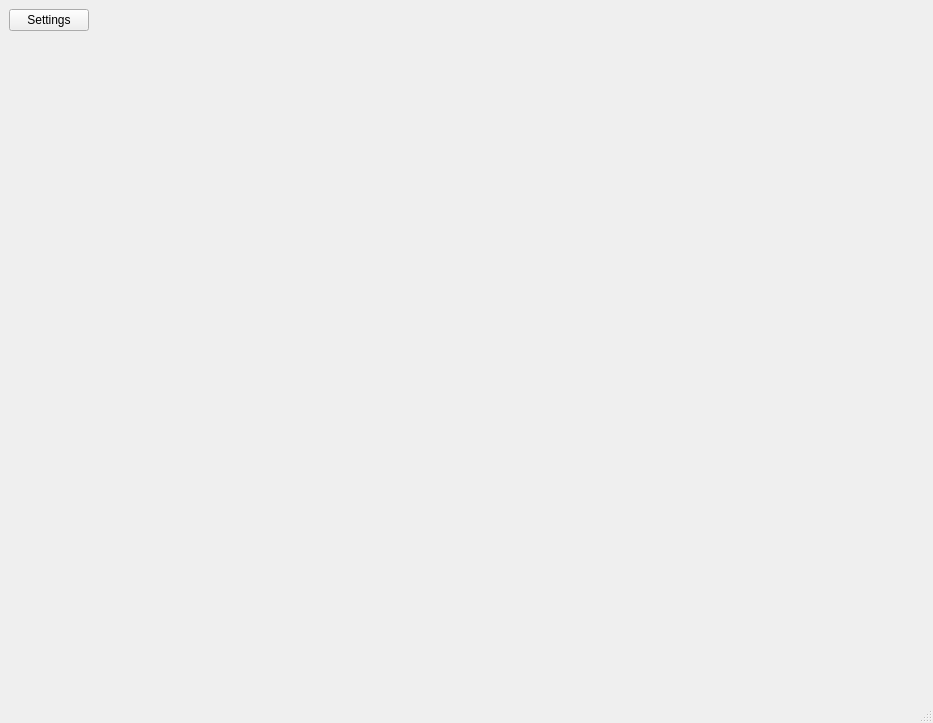
Above: UIFiles/Project_plotter.ui from Theserich/RATS before the change. Below: the same form after it.
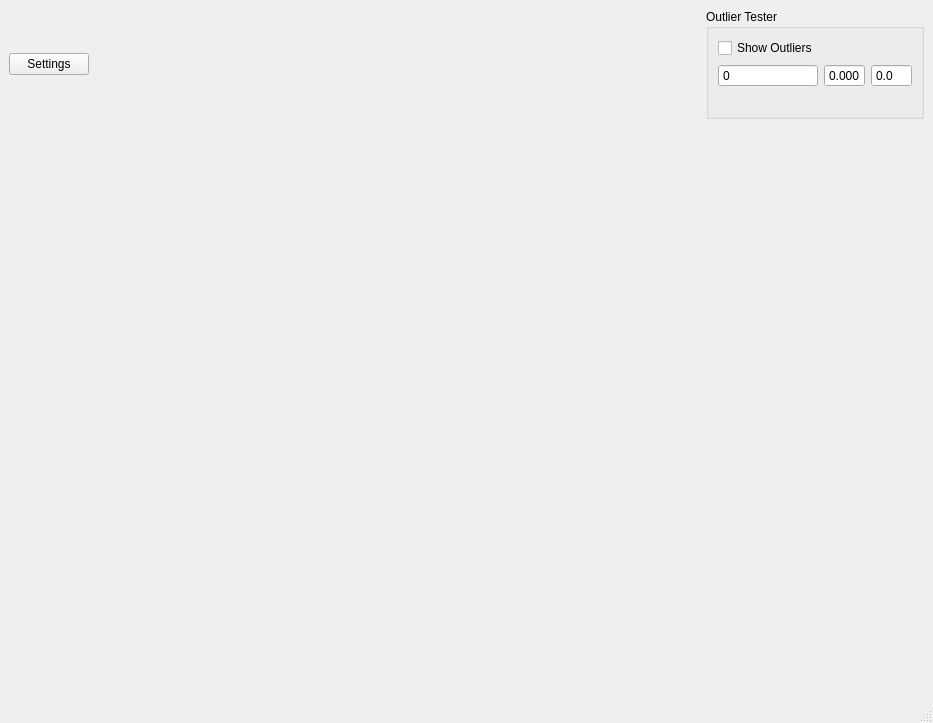
That is the form after the change.

Commit message: Improved plot settings handling and added outlier detection functionality with configurable parameters.

What changed in the file:
```diff
--- a/UIFiles/Project_plotter.ui
+++ b/UIFiles/Project_plotter.ui
@@ -15,16 +15,80 @@
   </property>
   <widget class="QWidget" name="centralwidget">
    <layout class="QGridLayout" name="gridLayout">
-    <item row="0" column="0">
-     <widget class="QPushButton" name="settings_button">
-      <property name="text">
-       <string>Settings</string>
+    <item row="0" column="2">
+     <widget class="QGroupBox" name="groupBox">
+      <property name="title">
+       <string>Outlier Tester</string>
       </property>
+      <layout class="QGridLayout" name="gridLayout_2">
+       <item row="1" column="0">
+        <widget class="QSpinBox" name="Windowlen_edit">
+         <property name="toolTip">
+          <string>&lt;html&gt;&lt;head/&gt;&lt;body&gt;&lt;p&gt;length of the sliding window over 'userlabel_nr'&lt;/p&gt;&lt;/body&gt;&lt;/html&gt;</string>
+         </property>
+         <property name="buttonSymbols">
+          <enum>QAbstractSpinBox::NoButtons</enum>
+         </property>
+         <property name="maximum">
+          <number>10</number>
+         </property>
+        </widget>
+       </item>
+       <item row="0" column="0">
+        <widget class="QCheckBox" name="OutlierCheck">
+         <property name="toolTip">
+          <string>&lt;html&gt;&lt;head/&gt;&lt;body&gt;&lt;p&gt;Activate outlier detection&lt;/p&gt;&lt;p&gt;&lt;br/&gt;&lt;/p&gt;&lt;/body&gt;&lt;/html&gt;</string>
+         </property>
+         <property name="text">
+          <string>Show Outliers</string>
+         </property>
+        </widget>
+       </item>
+       <item row="1" column="1">
+        <widget class="QDoubleSpinBox" name="pval_edit">
+         <property name="toolTip">
+          <string>&lt;html&gt;&lt;head/&gt;&lt;body&gt;&lt;p&gt;p-value limit of failed chisquared test over the window&lt;/p&gt;&lt;/body&gt;&lt;/html&gt;</string>
+         </property>
+         <property name="buttonSymbols">
+          <enum>QAbstractSpinBox::NoButtons</enum>
+         </property>
+         <property name="decimals">
+          <number>3</number>
+         </property>
+         <property name="maximum">
+          <double>1.000000000000000</double>
+         </property>
+         <property name="singleStep">
+          <double>0.001000000000000</double>
+         </property>
+        </widget>
+       </item>
+       <item row="1" column="2">
+        <widget class="QDoubleSpinBox" name="zscore_edit">
+         <property name="toolTip">
+          <string>&lt;html&gt;&lt;head/&gt;&lt;body&gt;&lt;p&gt;z-value factor threshold&lt;/p&gt;&lt;/body&gt;&lt;/html&gt;</string>
+         </property>
+         <property name="buttonSymbols">
+          <enum>QAbstractSpinBox::NoButtons</enum>
+         </property>
+         <property name="decimals">
+          <number>1</number>
+         </property>
+         <property name="singleStep">
+          <double>0.100000000000000</double>
+         </property>
+        </widget>
+       </item>
+       <item row="2" column="0" colspan="3">
+        <widget class="QLabel" name="Errorlabel">
+         <property name="text">
+          <string/>
+         </property>
+        </widget>
+       </item>
+      </layout>
      </widget>
     </item>
-    <item row="1" column="0" colspan="2">
-     <widget class="QWidget" name="plot_widget" native="true"/>
-    </item>
     <item row="0" column="1">
      <spacer name="horizontalSpacer">
       <property name="orientation">
@@ -38,6 +102,16 @@
       </property>
      </spacer>
     </item>
+    <item row="0" column="0">
+     <widget class="QPushButton" name="settings_button">
+      <property name="text">
+       <string>Settings</string>
+      </property>
+     </widget>
+    </item>
+    <item row="1" column="0" colspan="3">
+     <widget class="QWidget" name="plot_widget" native="true"/>
+    </item>
    </layout>
   </widget>
   <widget class="QMenuBar" name="menubar">
```
The commit also changes 8 other files.
